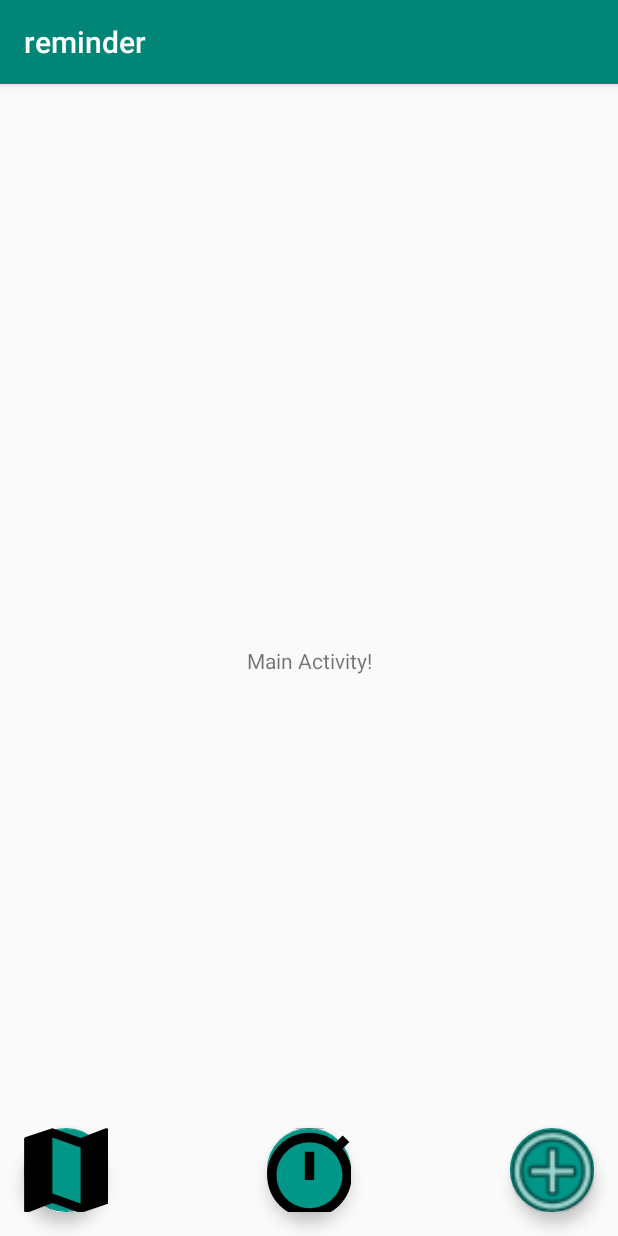
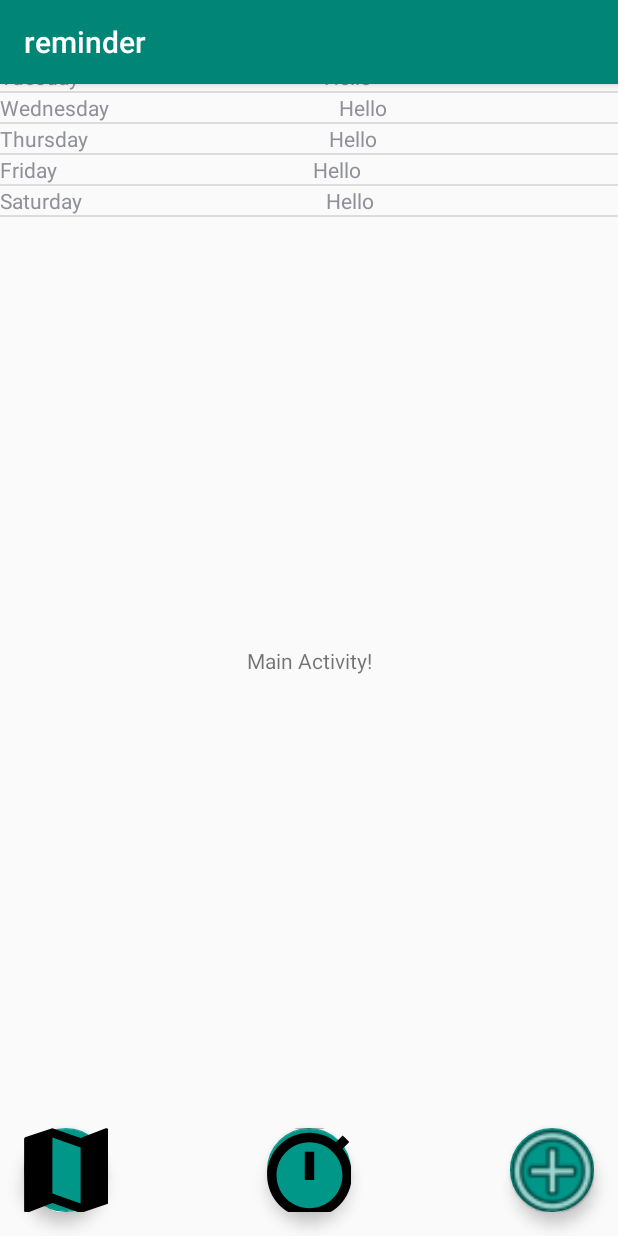
Before and after one commit to manishmaharjan/reminder, an Android app: the screen it shows after launch (MainActivity), on a phone screen of 412 x 824 dp. Run offline under Robolectric (Android 15) with nearby library versions, the phone set to English and light mode, and no system bars.

Commit message:
created listView for representing scheduled reminders and setuped the database with Room

```diff
--- a/app/src/main/java/com/mobilecomputing/reminder/MainActivity.kt
+++ b/app/src/main/java/com/mobilecomputing/reminder/MainActivity.kt
@@ -29,6 +29,13 @@ class MainActivity : AppCompatActivity() {
             val fabMapIntent = Intent (applicationContext, MapActivity::class.java)
             startActivity(fabMapIntent)
         }
+
+        val data = arrayOf("Sunday", "Monday", "Tuesday", "Wednesday", "Thursday", "Friday", "Saturday")
+
+        val reminderAdapter = ReminderAdapter(applicationContext, data)
+        list.adapter = reminderAdapter
+
+
     }
     /*
     override fun onCreateOptionsMenu(menu: Menu): Boolean {
--- /dev/null
+++ b/app/src/main/java/com/mobilecomputing/reminder/ReminderAdapter.kt
@@ -0,0 +1,32 @@
+package com.mobilecomputing.reminder
+
+import android.content.Context
+import android.view.LayoutInflater
+import android.view.View
+import android.view.ViewGroup
+import android.widget.BaseAdapter
+import kotlinx.android.synthetic.main.list_view_item.view.*
+
+class ReminderAdapter(context: Context, private val list: Array<String> )  : BaseAdapter(){
+
+    private val  inflater: LayoutInflater = context.getSystemService(Context.LAYOUT_INFLATER_SERVICE) as LayoutInflater
+
+    override fun getView(position: Int, p1: View?, parent: ViewGroup?): View {
+        val row = inflater.inflate(R.layout.list_view_item, parent, false)
+        row.itemMessage.text =  list[position]
+        row.itemTrigger.text = "Hello"
+        return  row
+    }
+
+    override fun getItem(position: Int): Any {
+        return list[position]
+    }
+
+    override fun getItemId(position: Int): Long {
+        return position.toLong()
+    }
+
+    override fun getCount(): Int {
+        return list.size
+    }
+}
```
Also changed, not shown: app/src/main/java/com/mobilecomputing/reminder/AppDatabase.kt (added, +9 -0 lines), app/src/main/java/com/mobilecomputing/reminder/SecondAdapter.kt (added, +26 -0 lines), app/src/main/java/com/mobilecomputing/reminder/TableReminder.kt (added, +20 -0 lines).
